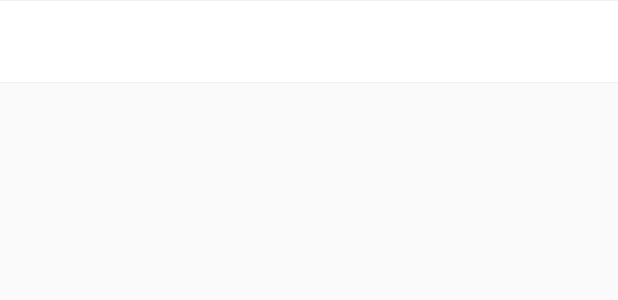
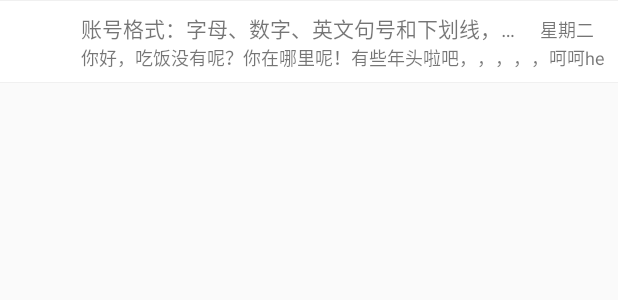
Before and after one commit to yes988a/W8, an Android app: the layout recycler_active.xml on its own in the app's theme, with its tools: preview values and no code run, on a phone screen of 412 x 824 dp. Shown: the top 300 px of the screen. Run offline under Robolectric (Android 15) with nearby library versions, the phone set to English and light mode, and no system bars.

Commit message:
active中显示样式调试

```diff
--- a/app/src/main/res/layout/common_null.xml
+++ b/app/src/main/res/layout/common_null.xml
@@ -5,5 +5,5 @@
     android:background="@color/white"
     android:gravity="center_vertical"
     android:orientation="vertical">
-
+<!-- null ， 什么也不显示，数据错误啦 -->
 </LinearLayout>
--- a/app/src/main/res/layout/recycler_active.xml
+++ b/app/src/main/res/layout/recycler_active.xml
@@ -34,37 +34,47 @@
             android:gravity="center_vertical"
             android:orientation="vertical">
 
-            <RelativeLayout
-                android:layout_width="wrap_content"
-                android:layout_height="wrap_content">
+            <LinearLayout
+                android:layout_width="match_parent"
+                android:layout_height="wrap_content"
+                android:orientation="horizontal">
 
                 <TextView
                     android:id="@+id/ac_uname"
-                    android:layout_width="wrap_content"
+                    android:layout_weight="100"
+                    android:layout_width="0dp"
                     android:layout_height="wrap_content"
-                    android:layout_alignParentLeft="true"
                     android:minLines="1"
-                    android:textSize="@dimen/text_overt"
-                    android:textStyle="bold"
-                    android:typeface="monospace" />
+                    android:maxLines="1"
+                    android:singleLine="true"
+                    android:ellipsize="end"
+                    android:text="账号格式：字母、数字、英文句号和下划线，长度3-1"/>
 
                 <TextView
                     android:id="@+id/ac_endtime"
                     android:layout_width="wrap_content"
                     android:layout_height="wrap_content"
-                    android:layout_alignParentRight="true"
-                    android:layout_toRightOf="@id/ac_uname"
                     android:minLines="1"
+                    android:maxLines="1"
+                    android:singleLine="true"
+                    android:ellipsize="end"
                     android:paddingLeft="@dimen/nor_margin"
                     android:paddingRight="@dimen/activity_margin"
-                    android:textSize="@dimen/text_small" />
-            </RelativeLayout>
+                    android:textSize="@dimen/text_small"
+                    android:text="星期二"/>
+            </LinearLayout>
 
             <TextView
                 android:id="@+id/ac_enddes"
                 android:layout_width="wrap_content"
                 android:layout_height="wrap_content"
-                android:textSize="@dimen/text_small" />
+                android:minLines="1"
+                android:maxLines="1"
+                android:singleLine="true"
+                android:ellipsize="end"
+                android:textSize="@dimen/text_small"
+                android:text="你好，吃饭没有呢？你在哪里呢！有些年头啦吧，，，，，呵呵he"/>
+
         </LinearLayout>
     </LinearLayout>
 
```
Also changed, not shown: app/src/main/java/com/w8/ActiveActivity.java (+5 -14 lines), app/src/main/res/layout/recycler_frireq_request.xml (+20 -14 lines), app/src/main/res/layout/recycler_instructions.xml (deleted, +0 -49 lines).
